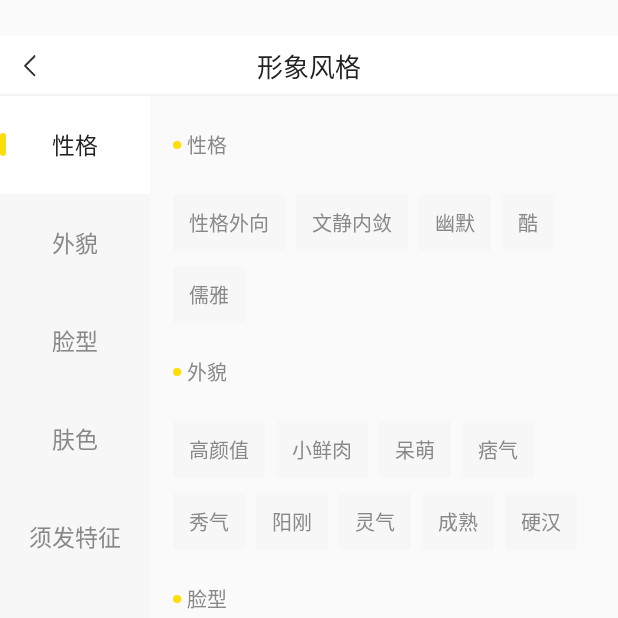
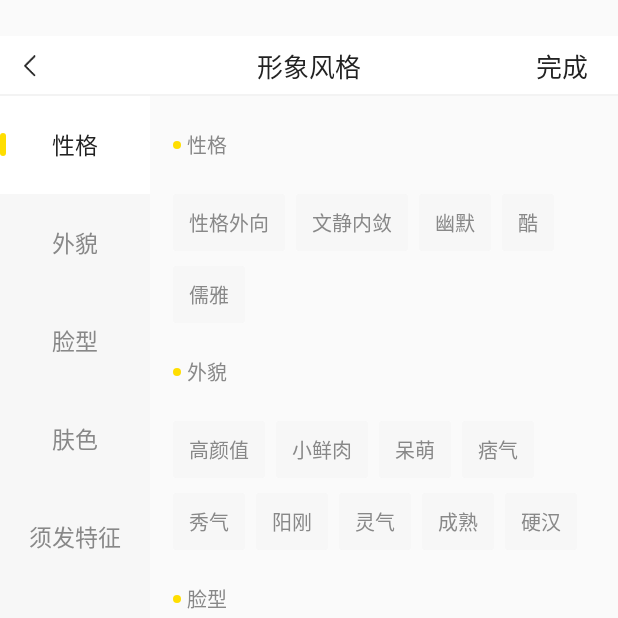
Before and after one commit to zhaiysgithub/dailynotices, an Android app: the SkillStyleActivity screen opened directly, with no data from a screen before it, on a phone screen of 412 x 824 dp, the top half of it. Run offline under Robolectric (Android 15) with nearby library versions, the light colour scheme and no system bars; libraries missing offline, so code that uses them is left out: com.alibaba.fastjson, com.avos.avoscloud.

Commit message:
- 优化 技能选择页面

```diff
--- a/app/src/main/java/com/suncity/dailynotices/ui/activity/SkillStyleActivity.kt
+++ b/app/src/main/java/com/suncity/dailynotices/ui/activity/SkillStyleActivity.kt
@@ -4,24 +4,22 @@ import android.app.Activity
 import android.content.Intent
 import android.support.v7.widget.LinearLayoutManager
 import android.view.View
-import com.alibaba.fastjson.JSON
 import com.google.gson.Gson
 import com.suncity.dailynotices.R
 import com.suncity.dailynotices.model.RightBean
 import com.suncity.dailynotices.model.SortBean
 import com.suncity.dailynotices.ui.BaseActivity
-import com.suncity.dailynotices.ui.activity.PushDynamicActivity.Companion.CONTENT_RESULT
 import com.suncity.dailynotices.ui.activity.PushDynamicActivity.Companion.TYPE_ACTING
 import com.suncity.dailynotices.ui.activity.PushDynamicActivity.Companion.TYPE_SKILL
 import com.suncity.dailynotices.ui.activity.PushDynamicActivity.Companion.TYPE_STYLE
 import com.suncity.dailynotices.ui.adapter.LinkLeftAdapter
 import com.suncity.dailynotices.ui.adapter.LinkRightAdapter
 import com.suncity.dailynotices.ui.bar.ImmersionBar
+import com.suncity.dailynotices.ui.fragment.UserInfoHomeFragment.Companion.TYPE_INTEREST
 import com.suncity.dailynotices.ui.views.recyclerview.adapter.RecyclerArrayAdapter
 import com.suncity.dailynotices.utils.LogUtils
 import com.suncity.dailynotices.utils.StringUtils
 import kotlinx.android.synthetic.main.ac_acting_skill.*
-import kotlinx.android.synthetic.main.view_title.*
 import java.io.IOException
 
 /**
@@ -36,6 +34,13 @@ class SkillStyleActivity : BaseActivity() {
     private var mSortAdapter: LinkLeftAdapter? = null
     private var mRightdapter: LinkRightAdapter? = null
     private var mLinearLayoutManager: LinearLayoutManager? = null
+    private var preInterestList = arrayListOf<String>()
+    private var maxSelectCount = 3
+
+    companion object {
+        const val BUNDLE_TAGS = "bundle_tags"
+    }
+
     override fun setScreenManager() {
 
         ImmersionBar.with(this)
@@ -50,18 +55,35 @@ class SkillStyleActivity : BaseActivity() {
     }
 
     override fun initData() {
-        val type = intent.getStringExtra(TYPE_ACTING)
-        val contentResult = intent.getStringExtra(CONTENT_RESULT)
-        tv_title_center?.text = when (type) {
-            TYPE_SKILL -> "演艺技能"
-            TYPE_STYLE -> "形象风格"
-            else -> "形象风格"
-        }
+        val type = intent?.getStringExtra(TYPE_ACTING) ?: ""
+        preInterestList = intent?.getStringArrayListExtra(BUNDLE_TAGS) ?: arrayListOf()
         setSelectedVisiable(false)
-        val jsonResult = if (type == TYPE_SKILL) {
-            getAssestData("skills.json")
-        } else {
-            getAssestData("styles.json")
+        val jsonResult:String
+        when(type){
+            TYPE_SKILL -> {
+                tv_title_center?.text = "演艺技能"
+//                tv_title_right?.visibility = View.GONE
+                maxSelectCount = 3
+                jsonResult = getAssestData("skills.json")
+            }
+            TYPE_STYLE -> {
+                tv_title_center?.text = "形象风格"
+//                tv_title_right?.visibility = View.GONE
+                maxSelectCount = 3
+                jsonResult = getAssestData("styles.json")
+            }
+            TYPE_INTEREST -> {
+                tv_title_center?.text = "兴趣特长"
+//                tv_title_right?.visibility = View.VISIBLE
+                maxSelectCount = 20
+                jsonResult = getAssestData("interest.json")
+            }
+            else -> {
+                tv_title_center?.text = "形象风格"
+//                tv_title_right?.visibility = View.GONE
+                maxSelectCount = 3
+                jsonResult = getAssestData("styles.json")
+            }
         }
 
         val gson = Gson()
@@ -98,7 +120,9 @@ class SkillStyleActivity : BaseActivity() {
 
 
         mRightdapter = LinkRightAdapter(this)
-        mRightdapter?.checkContentResult = contentResult
+        mRightdapter?.checkContentResult = preInterestList
+        mRightdapter?.maxCount = maxSelectCount
+        mRightdapter?.checkedCount = preInterestList.size
         recyclerView_right?.setHasFixedSize(true)
         recyclerView_right?.layoutManager = LinearLayoutManager(this)
         recyclerView_right?.adapter = mRightdapter
@@ -120,16 +144,22 @@ class SkillStyleActivity : BaseActivity() {
         })
 
         mRightdapter?.setOnTagClickListener(object : LinkRightAdapter.OnTagClickListener {
-            override fun onTagClick(pos: Int, name: String) {
-                LogUtils.e("onTagClick -> pos=$pos,name=$name")
-                //TODO 联动左边
-                val intent = Intent()
-                intent.putExtra(CONTENT_RESULT,name)
-                setResult(Activity.RESULT_OK,intent)
-                finish()
+
+            override fun onTagClick(isChecked: Boolean, pos: Int, name: String) {
+                if(isChecked && !preInterestList.contains(name)){
+                    preInterestList.add(name)
+                }else if(!isChecked && preInterestList.contains(name)){
+                    preInterestList.remove(name)
+                }
             }
+        })
 
-        })
+        tv_title_right?.setOnClickListener {
+            val intent = Intent()
+            intent.putStringArrayListExtra(BUNDLE_TAGS,preInterestList)
+            setResult(Activity.RESULT_OK,intent)
+            finish()
+        }
     }
 
     //从资源文件中获取分类json
--- a/app/src/main/java/com/suncity/dailynotices/ui/activity/UserInfoActivity.kt
+++ b/app/src/main/java/com/suncity/dailynotices/ui/activity/UserInfoActivity.kt
@@ -18,9 +18,7 @@ import cn.leancloud.chatkit.activity.LCIMConversationActivity
 import cn.leancloud.chatkit.utils.LCIMConstants
 import com.avos.avoscloud.AVFile
 import com.avos.avoscloud.AVObject
-import com.avos.avoscloud.AVUser
 import com.avos.avoscloud.im.v2.AVIMClient
-import com.avos.avoscloud.im.v2.AVIMConversation
 import com.avos.avoscloud.im.v2.AVIMException
 import com.avos.avoscloud.im.v2.callback.AVIMClientCallback
 import com.suncity.dailynotices.R
--- a/app/src/main/java/com/suncity/dailynotices/ui/adapter/DynamicAdapter.kt
+++ b/app/src/main/java/com/suncity/dailynotices/ui/adapter/DynamicAdapter.kt
@@ -19,6 +19,7 @@ import com.suncity.dailynotices.ui.views.recyclerview.adapter.HAFViewHolder
 import com.suncity.dailynotices.ui.views.recyclerview.adapter.RecyclerArrayAdapter
 import java.util.*
 import com.facebook.drawee.generic.RoundingParams
+import com.suncity.dailynotices.ui.views.flowlayout.TagView
 import com.suncity.dailynotices.utils.*
 
 
@@ -383,7 +384,7 @@ class DynamicAdapter(context: Context) : RecyclerArrayAdapter<Dynamic>(context)
         }
 
         tagLayout?.setOnTagClickListener(object : TagFlowLayout.OnTagClickListener {
-            override fun onTagClick(view: View, position: Int, parent: FlowLayout): Boolean {
+            override fun onTagClick(view: TagView, position: Int, parent: FlowLayout): Boolean {
                 if (mMenuClick != null && !PreventRepeatedUtils.isFastDoubleClick()) {
                     mMenuClick?.onTagFlowClick(pos, position, (tagList?.get(position) ?: ""))
                 }
--- a/app/src/main/java/com/suncity/dailynotices/ui/adapter/LinkRightAdapter.kt
+++ b/app/src/main/java/com/suncity/dailynotices/ui/adapter/LinkRightAdapter.kt
@@ -10,6 +10,7 @@ import com.suncity.dailynotices.model.RightBean
 import com.suncity.dailynotices.ui.views.flowlayout.FlowLayout
 import com.suncity.dailynotices.ui.views.flowlayout.TagAdapter
 import com.suncity.dailynotices.ui.views.flowlayout.TagFlowLayout
+import com.suncity.dailynotices.ui.views.flowlayout.TagView
 import com.suncity.dailynotices.ui.views.recyclerview.adapter.HAFViewHolder
 import com.suncity.dailynotices.ui.views.recyclerview.adapter.RecyclerArrayAdapter
 import com.suncity.dailynotices.utils.Config
@@ -27,12 +28,16 @@ import java.util.ArrayList
 class LinkRightAdapter(context: Context) : RecyclerArrayAdapter<RightBean>(context) {
 
     private val mInflater = LayoutInflater.from(context)
-    var checkContentResult:String? = null
+    var checkContentResult: ArrayList<String> = arrayListOf()
+    //可选的最大值
+    var maxCount = 3
+    //已经选择的值
+    var checkedCount = 0
+
 
     override fun OnCreateViewHolder(parent: ViewGroup, viewType: Int): HAFViewHolder<RightBean> {
         return LinkTagViewHolder(parent, R.layout.adapter_link_item_tag)
     }
-
 
 
     inner class LinkTagViewHolder(parent: ViewGroup, resLayoutId: Int) : HAFViewHolder<RightBean>(parent, resLayoutId) {
@@ -50,13 +55,25 @@ class LinkRightAdapter(context: Context) : RecyclerArrayAdapter<RightBean>(conte
             val tagList = data.names
             if (tagList != null && tagList.size > 0) {
                 val tagAdapter = createTagAdapter(tagList)
+                if(checkContentResult.size > 0){
+                    val checkedPosList = hashSetOf<Int>()
+                    for(index in 0 until tagList.size){
+                        val checkedTag = tagList[index]
+                        if(checkContentResult.contains(checkedTag)){
+                            checkedPosList.add(index)
+                        }
+                    }
+                    tagAdapter.setSelectedList(checkedPosList)
+                }
+
+
                 tagLayout?.mAdapter = tagAdapter
             }
 
             tagLayout?.setOnTagClickListener(object : TagFlowLayout.OnTagClickListener {
-                override fun onTagClick(view: View, position: Int, parent: FlowLayout): Boolean {
+                override fun onTagClick(view: TagView, position: Int, parent: FlowLayout): Boolean {
                     if (listener != null && !PreventRepeatedUtils.isFastDoubleClick()) {
-                        listener?.onTagClick(adapterPosition, (tagList?.get(position) ?: ""))
+                        listener?.onTagClick(view.isChecked, adapterPosition, (tagList?.get(position) ?: ""))
                     }
                     return true
                 }
@@ -82,12 +99,13 @@ class LinkRightAdapter(context: Context) : RecyclerArrayAdapter<RightBean>(conte
 
     private var listener: OnTagClickListener? = null
 
+
     fun setOnTagClickListener(l: OnTagClickListener) {
         listener = l
     }
 
     interface OnTagClickListener {
 
-        fun onTagClick(pos: Int, name: String)
+        fun onTagClick(isChecked: Boolean, pos: Int, name: String)
     }
 }
--- a/app/src/main/java/com/suncity/dailynotices/ui/views/flowlayout/TagFlowLayout.kt
+++ b/app/src/main/java/com/suncity/dailynotices/ui/views/flowlayout/TagFlowLayout.kt
@@ -10,6 +10,7 @@ import android.view.ViewGroup
 import com.suncity.dailynotices.R
 import com.suncity.dailynotices.utils.DisplayUtils
 import com.suncity.dailynotices.utils.LogUtils
+import com.suncity.dailynotices.utils.ToastUtils
 
 import java.util.HashSet
 
@@ -38,7 +39,7 @@ class TagFlowLayout @JvmOverloads constructor(context: Context, attrs: Attribute
     }
 
     interface OnTagClickListener {
-        fun onTagClick(view: View, position: Int, parent: FlowLayout): Boolean
+        fun onTagClick(view: TagView, position: Int, parent: FlowLayout): Boolean
     }
 
     init {
--- a/app/src/main/java/com/suncity/dailynotices/ui/views/recyclerview/adapter/RecyclerArrayAdapter.kt
+++ b/app/src/main/java/com/suncity/dailynotices/ui/views/recyclerview/adapter/RecyclerArrayAdapter.kt
@@ -455,7 +455,6 @@ abstract class RecyclerArrayAdapter<T> : RecyclerView.Adapter<HAFViewHolder<T>>
 
 
     override fun onBindViewHolder(holder: HAFViewHolder<T>, position: Int) {
-        holder.itemView.id = position
         if (headers.size != 0 && position < headers.size) {
             headers[position].onBindView(holder.itemView)
             return
@@ -466,11 +465,11 @@ abstract class RecyclerArrayAdapter<T> : RecyclerView.Adapter<HAFViewHolder<T>>
             footers[i].onBindView(holder.itemView)
             return
         }
-        OnBindViewHolder(holder, position - headers.size)
+        onBindViewholder(holder, position - headers.size)
     }
 
 
-    fun OnBindViewHolder(holder: HAFViewHolder<T>, position: Int) {
+    fun onBindViewholder(holder: HAFViewHolder<T>, position: Int) {
         val item = getItem(position)
         if(item !== null){
             holder.setData(item)
--- a/app/src/main/res/layout/ac_acting_skill.xml
+++ b/app/src/main/res/layout/ac_acting_skill.xml
@@ -4,10 +4,61 @@
         xmlns:android="http://schemas.android.com/apk/res/android"
         xmlns:app="http://schemas.android.com/apk/res-auto"
         android:layout_width="match_parent"
-        android:layout_height="match_parent"
+        android:layout_height="match_parent" xmlns:tools="http://schemas.android.com/tools"
         android:orientation="vertical">
 
-    <include layout="@layout/view_title"/>
+    <RelativeLayout
+            android:id="@+id/layout_title"
+            android:layout_width="match_parent"
+            android:layout_height="@dimen/dp_40"
+            android:background="@color/color_white">
+
+        <FrameLayout
+                android:id="@+id/fl_title_back"
+                android:layout_width="@dimen/dp_40"
+                android:layout_height="match_parent"
+                tools:ignore="UselessParent">
+
+            <ImageView
+                    android:layout_width="@dimen/dp_8"
+                    android:layout_height="@dimen/dp_16"
+                    android:src="@mipmap/ico_nav_back"
+                    android:scaleType="fitCenter"
+                    android:layout_gravity="center"
+                    tools:ignore="ContentDescription"/>
+        </FrameLayout>
+
+        <TextView
+                android:id="@+id/tv_title_center"
+                android:layout_width="wrap_content"
+                android:layout_height="wrap_content"
+                android:textSize="@dimen/sp_17"
+                android:ellipsize="middle"
+                android:singleLine="true"
+                android:layout_marginLeft="@dimen/dp_40"
+                android:layout_marginRight="@dimen/dp_40"
+                android:textColor="@color/color_222"
+                android:layout_centerInParent="true"/>
+
+        <TextView
+                android:id="@+id/tv_title_right"
+                android:layout_width="wrap_content"
+                android:layout_height="wrap_content"
+                android:textSize="@dimen/sp_17"
+                android:ellipsize="middle"
+                android:singleLine="true"
+                android:text="@string/str_complete"
+                android:layout_centerVertical="true"
+                android:layout_marginEnd="@dimen/dp_20"
+                android:textColor="@color/color_222"
+                android:layout_alignParentEnd="true"/>
+
+        <View
+                android:layout_width="match_parent"
+                android:layout_height="@dimen/dp_1"
+                android:background="@color/color_fff3f3f3"
+                android:layout_alignParentBottom="true"/>
+    </RelativeLayout>
 
     <TextView
             android:id="@+id/tv_selected"
```
Also changed, not shown: app/src/main/assets/interest.json (added, +371 -0 lines), app/src/main/java/com/suncity/dailynotices/ui/activity/PushDynamicActivity.kt (+19 -9 lines), app/src/main/java/com/suncity/dailynotices/ui/fragment/UserInfoHomeFragment.kt (+22 -6 lines).
